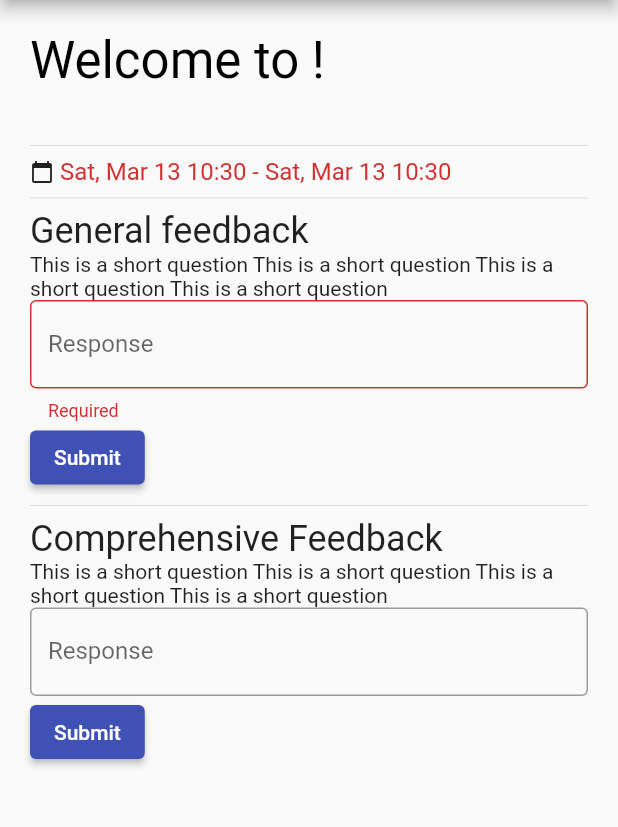
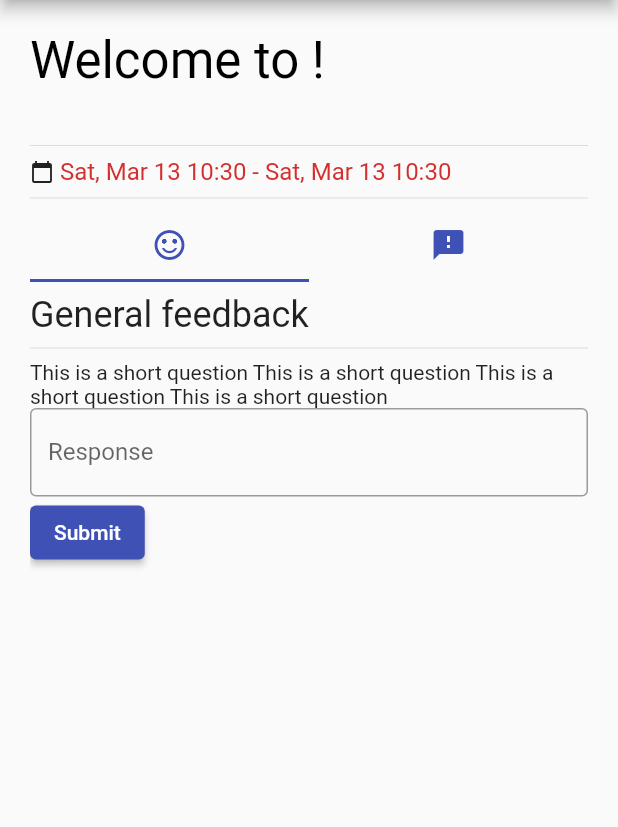
Before and after one commit to Cox-Andrew/cs261-cw, a Flutter app: the EventScreen screen opened directly with empty values, after a tap on "Submit", on a phone screen of 412 x 824 dp, the part 84-911 px from its top. Run offline on Flutter 3.47's test engine with Material 2 defaults, Android fonts, the phone set to English and light mode, and no system bars; accounts and stored records are empty.

Commit message:
feedback form tabs

```diff
--- a/moodlysis_app/lib/screens/timeline/event/event.dart
+++ b/moodlysis_app/lib/screens/timeline/event/event.dart
@@ -54,17 +54,40 @@ class EventScreen extends StatelessWidget {
             ]),
             Divider(),
             _live
-                ? Column(children: [
-                    GeneralFeedbackForm(),
-                    Divider(),
-                    ComprehensiveFeedbackForm(),
-                  ])
+                ? Expanded(child: FeedbackTabs())
                 : Expanded(
                     child: Align(
                         alignment: FractionalOffset(0.5, 0.3),
-                        child: Text("This event hasn't started yet.", style: Theme.of(context).textTheme.headline3, textAlign: TextAlign.center,))),
+                        child: Text(
+                          "This event hasn't started yet.",
+                          style: Theme.of(context).textTheme.headline3,
+                          textAlign: TextAlign.center,
+                        ))),
           ],
         ),
+      ),
+    );
+  }
+}
+
+class FeedbackTabs extends StatelessWidget {
+  @override
+  Widget build(BuildContext context) {
+    return DefaultTabController(
+      length: 2,
+      child: Scaffold(
+        appBar: TabBar(tabs: [
+          Tab(
+              icon: Icon(Icons.sentiment_satisfied_alt,
+                  color: Theme.of(context).primaryColor)),
+          Tab(
+              icon:
+                  Icon(Icons.feedback, color: Theme.of(context).primaryColor)),
+        ]),
+        body: TabBarView(children: [
+          GeneralFeedbackForm(),
+          ComprehensiveFeedbackForm(),
+        ]),
       ),
     );
   }
@@ -86,9 +109,13 @@ class ComprehensiveFeedbackFormState extends State<ComprehensiveFeedbackForm> {
       key: _formKey,
       child: Column(
         crossAxisAlignment: CrossAxisAlignment.start,
-            children: <Widget>[
-              Text("Comprehensive Feedback",
+        children: [
+          Padding(
+            padding: const EdgeInsets.only(top: 8.0),
+            child: Text("Comprehensive feedback",
                 style: Theme.of(context).textTheme.headline5),
+          ),
+          Divider(),
           Column(
             children: [
               Text(
@@ -98,26 +125,16 @@ class ComprehensiveFeedbackFormState extends State<ComprehensiveFeedbackForm> {
                   labelText: "Response",
                   border: OutlineInputBorder(),
                 ),
-                    keyboardType: TextInputType.text,
-                    validator: (value) {
-                      if (value.isEmpty) {
-                        return 'Required';
-                      }
-                      return null;
-                    },
               ),
             ],
           ),
           ElevatedButton(
-                onPressed: () {
-                  if (_formKey.currentState.validate()) {
-                    Scaffold.of(context).showSnackBar(
-                        SnackBar(content: Text('Processing Data')));
-                  }
-                },
+            onPressed: () {},
             child: Text('Submit'),
           ),
-            ]));
+        ],
+      ),
+    );
   }
 }
 
@@ -137,9 +154,13 @@ class GeneralFeedbackFormState extends State<GeneralFeedbackForm> {
       key: _formKey,
       child: Column(
         crossAxisAlignment: CrossAxisAlignment.start,
-            children: <Widget>[
-              Text("General feedback",
+        children: [
+          Padding(
+            padding: const EdgeInsets.only(top: 8.0),
+            child: Text("General feedback",
                 style: Theme.of(context).textTheme.headline5),
+          ),
+          Divider(),
           Column(
             children: [
               Text(
@@ -149,25 +170,15 @@ class GeneralFeedbackFormState extends State<GeneralFeedbackForm> {
                   labelText: "Response",
                   border: OutlineInputBorder(),
                 ),
-                    keyboardType: TextInputType.text,
-                    validator: (value) {
-                      if (value.isEmpty) {
-                        return 'Required';
-                      }
-                      return null;
-                    },
               ),
             ],
           ),
           ElevatedButton(
-                onPressed: () {
-                  if (_formKey.currentState.validate()) {
-                    Scaffold.of(context).showSnackBar(
-                        SnackBar(content: Text('Processing Data')));
-                  }
-                },
+            onPressed: () {},
             child: Text('Submit'),
           ),
-            ]));
+        ],
+      ),
+    );
   }
 }
```
Lines whose indentation alone changed are shown as unchanged.
